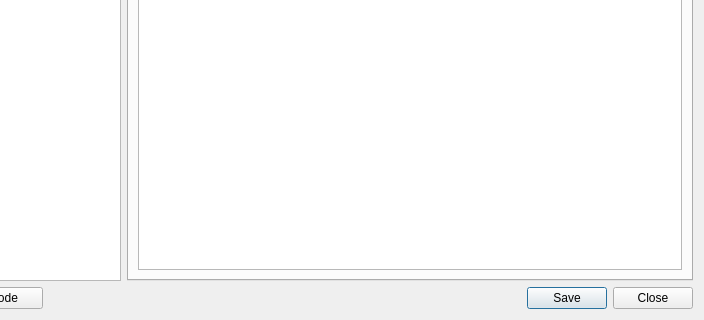
This is exogenous_trips.ui in TomasdelaBarra/QTRANUS as Qt 5 draws it before an edit; both pictures show x 134 to 838 and y 172 to 492 of the 838 by 492 pixel window. The edited form follows.
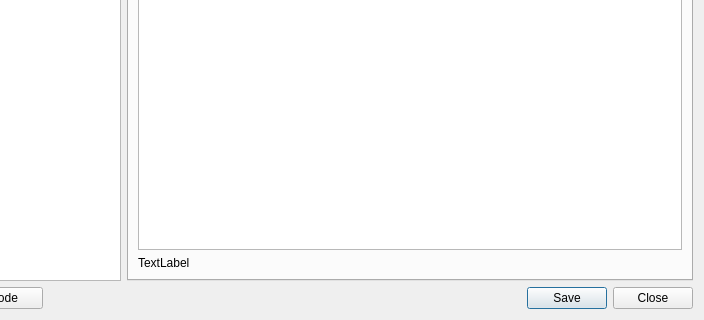
This is the edited form.

What changed in the file:
```diff
--- a/exogenous_trips.ui
+++ b/exogenous_trips.ui
@@ -156,6 +156,13 @@
                  <item>
                   <widget class="QTableWidget" name="trips_tbl"/>
                  </item>
+                 <item>
+                  <widget class="QLabel" name="total_items_exotrips">
+                   <property name="text">
+                    <string>TextLabel</string>
+                   </property>
+                  </widget>
+                 </item>
                 </layout>
                </item>
               </layout>
```
